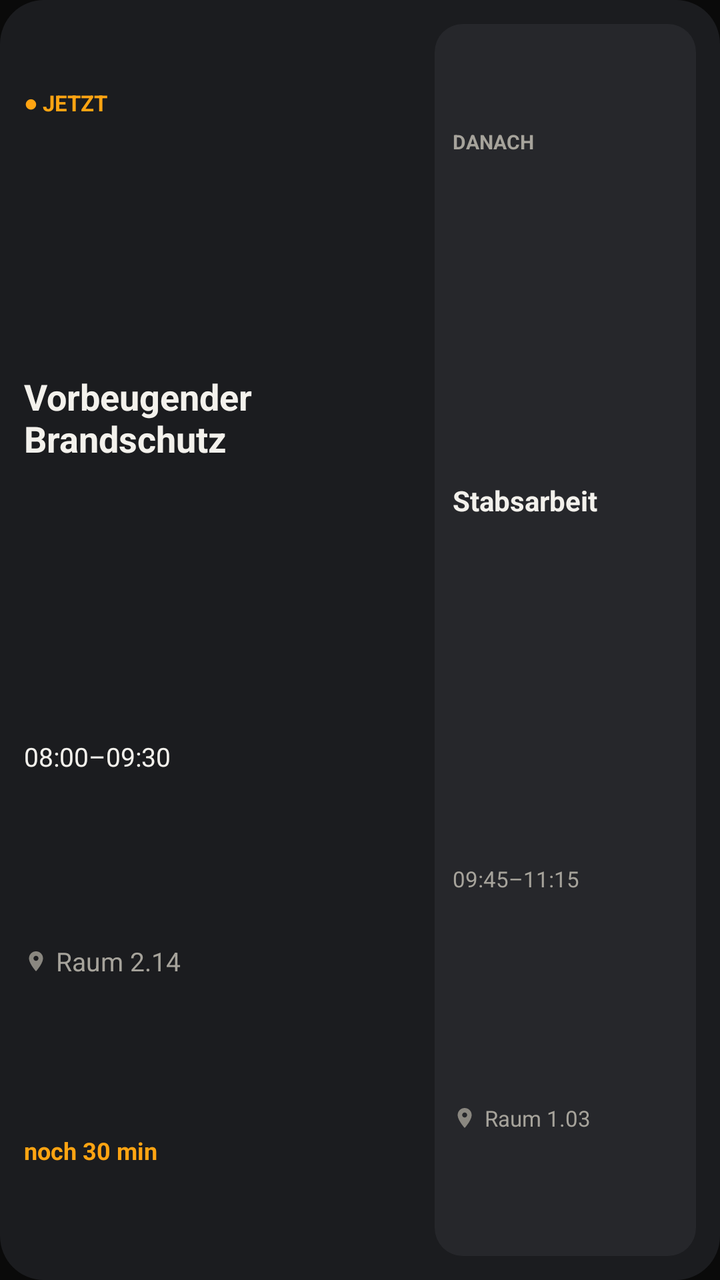
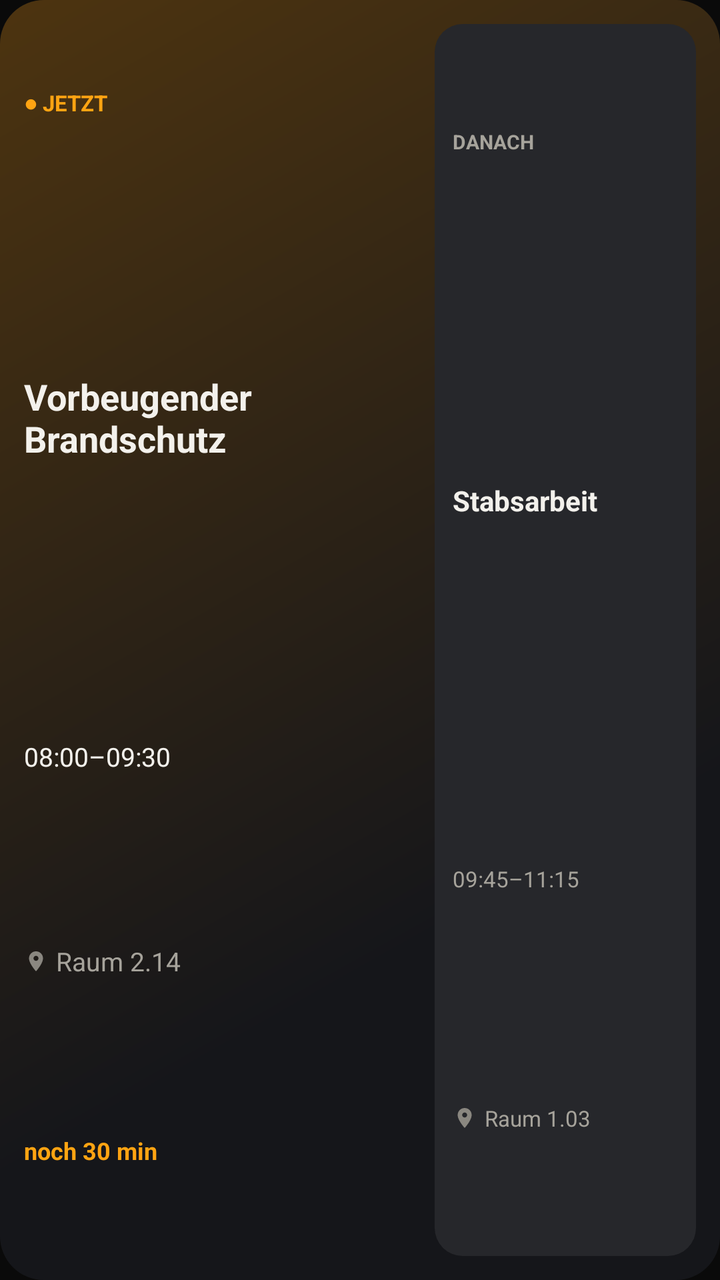

The first picture is an Android layout as it rendered before a commit; the second is the same layout after the commit. The layout source and the unified diff follow.
<!-- AndroidManifest.xml: application theme Theme.BVI -->
<!-- res/layout/widget_now.xml -->
<?xml version="1.0" encoding="utf-8"?>
<FrameLayout xmlns:android="http://schemas.android.com/apk/res/android"
    android:id="@+id/root" android:layout_width="match_parent" android:layout_height="match_parent">
  <ImageView android:id="@+id/bg" android:layout_width="match_parent" android:layout_height="match_parent" android:scaleType="fitXY" android:src="@drawable/w_bg" android:tint="#1B1C1F" android:importantForAccessibility="no"/>
  <LinearLayout android:layout_width="match_parent" android:layout_height="match_parent" android:orientation="horizontal" android:padding="12dp">
    <LinearLayout android:layout_width="0dp" android:layout_height="match_parent" android:layout_weight="1.5" android:orientation="vertical">
    <TextView
        android:id="@+id/eyebrow"
        android:layout_width="match_parent"
        android:layout_height="0dp"
        android:layout_weight="1.0"
        android:gravity="center_vertical"
        android:maxLines="1"
        android:ellipsize="end"
        android:text="● JETZT"
        android:textColor="#FFA412"
        android:textStyle="bold"
        android:textSize="11sp"
        android:autoSizeTextType="uniform"
        android:autoSizeMinTextSize="8sp"
        android:autoSizeMaxTextSize="11sp"/>
    <TextView
        android:id="@+id/title"
        android:layout_width="match_parent"
        android:layout_height="0dp"
        android:layout_weight="3.0"
        android:gravity="center_vertical"
        android:maxLines="2"
        android:ellipsize="end"
        android:text="Vorbeugender Brandschutz"
        android:textColor="#F3F1EC"
        android:textStyle="bold"
        android:textSize="18sp"
        android:autoSizeTextType="uniform"
        android:autoSizeMinTextSize="8sp"
        android:autoSizeMaxTextSize="18sp"/>
    <TextView
        android:id="@+id/range"
        android:layout_width="match_parent"
        android:layout_height="0dp"
        android:layout_weight="1.3"
        android:gravity="center_vertical"
        android:maxLines="1"
        android:ellipsize="end"
        android:text="08:00–09:30"
        android:textColor="#F3F1EC"
        android:textStyle="normal"
        android:textSize="13sp"
        android:autoSizeTextType="uniform"
        android:autoSizeMinTextSize="8sp"
        android:autoSizeMaxTextSize="13sp"/>
    <TextView
        android:id="@+id/room"
        android:layout_width="match_parent"
        android:layout_height="0dp"
        android:layout_weight="1.3"
        android:gravity="center_vertical"
        android:maxLines="1"
        android:ellipsize="end"
        android:text="Raum 2.14"
        android:textColor="#A6A39B"
        android:textStyle="normal"
        android:textSize="13sp"
        android:autoSizeTextType="uniform"
        android:autoSizeMinTextSize="8sp"
        android:autoSizeMaxTextSize="13sp"
        android:drawableStart="@drawable/ic_pin"
        android:drawablePadding="4dp"/>
    <TextView
        android:id="@+id/left"
        android:layout_width="match_parent"
        android:layout_height="0dp"
        android:layout_weight="1.1"
        android:gravity="center_vertical"
        android:maxLines="1"
        android:ellipsize="end"
        android:text="noch 30 min"
        android:textColor="#FFA412"
        android:textStyle="bold"
        android:textSize="12sp"
        android:autoSizeTextType="uniform"
        android:autoSizeMinTextSize="8sp"
        android:autoSizeMaxTextSize="12sp"/>
    <ImageView android:id="@+id/bar" android:layout_width="match_parent" android:layout_height="6dp" android:layout_marginTop="3dp" android:scaleType="fitXY" android:importantForAccessibility="no"/>
    </LinearLayout>
    <FrameLayout android:id="@+id/card" android:layout_width="0dp" android:layout_height="match_parent" android:layout_weight="1" android:layout_marginStart="10dp">
      <ImageView android:id="@+id/cardBg" android:layout_width="match_parent" android:layout_height="match_parent" android:scaleType="fitXY" android:src="@drawable/w_card" android:tint="#26272B" android:importantForAccessibility="no"/>
      <LinearLayout android:layout_width="match_parent" android:layout_height="match_parent" android:orientation="vertical" android:padding="9dp">
    <TextView
        android:id="@+id/afterLabel"
        android:layout_width="match_parent"
        android:layout_height="0dp"
        android:layout_weight="1.0"
        android:gravity="center_vertical"
        android:maxLines="1"
        android:ellipsize="end"
        android:text="DANACH"
        android:textColor="#A6A39B"
        android:textStyle="bold"
        android:textSize="10sp"
        android:autoSizeTextType="uniform"
        android:autoSizeMinTextSize="8sp"
        android:autoSizeMaxTextSize="10sp"/>
    <TextView
        android:id="@+id/afterTitle"
        android:layout_width="match_parent"
        android:layout_height="0dp"
        android:layout_weight="2.6"
        android:gravity="center_vertical"
        android:maxLines="2"
        android:ellipsize="end"
        android:text="Stabsarbeit"
        android:textColor="#F3F1EC"
        android:textStyle="bold"
        android:textSize="14sp"
        android:autoSizeTextType="uniform"
        android:autoSizeMinTextSize="8sp"
        android:autoSizeMaxTextSize="14sp"/>
    <TextView
        android:id="@+id/afterRange"
        android:layout_width="match_parent"
        android:layout_height="0dp"
        android:layout_weight="1.2"
        android:gravity="center_vertical"
        android:maxLines="1"
        android:ellipsize="end"
        android:text="09:45–11:15"
        android:textColor="#A6A39B"
        android:textStyle="normal"
        android:textSize="11sp"
        android:autoSizeTextType="uniform"
        android:autoSizeMinTextSize="8sp"
        android:autoSizeMaxTextSize="11sp"/>
    <TextView
        android:id="@+id/afterRoom"
        android:layout_width="match_parent"
        android:layout_height="0dp"
        android:layout_weight="1.2"
        android:gravity="center_vertical"
        android:maxLines="1"
        android:ellipsize="end"
        android:text="Raum 1.03"
        android:textColor="#A6A39B"
        android:textStyle="normal"
        android:textSize="11sp"
        android:autoSizeTextType="uniform"
        android:autoSizeMinTextSize="8sp"
        android:autoSizeMaxTextSize="11sp"
        android:drawableStart="@drawable/ic_pin"
        android:drawablePadding="4dp"/>
      </LinearLayout>
    </FrameLayout>
  </LinearLayout>
</FrameLayout>
<!-- resources referenced by this layout -->
<resources>
  <!-- drawable ic_pin (drawable) -->
  <?xml version="1.0" encoding="utf-8"?>
  <vector xmlns:android="http://schemas.android.com/apk/res/android"
      android:width="12dp" android:height="12dp" android:viewportWidth="24" android:viewportHeight="24">
      <path android:fillColor="#8A8780"
          android:pathData="M12,2C8.1,2 5,5.1 5,9c0,5.3 7,13 7,13s7,-7.7 7,-13c0,-3.9 -3.1,-7 -7,-7zM12,11.5c-1.4,0 -2.5,-1.1 -2.5,-2.5s1.1,-2.5 2.5,-2.5 2.5,1.1 2.5,2.5 -1.1,2.5 -2.5,2.5z"/>
  </vector>
  <!-- drawable w_bg (drawable) -->
  <?xml version="1.0" encoding="utf-8"?>
  <shape xmlns:android="http://schemas.android.com/apk/res/android" android:shape="rectangle">
      <solid android:color="#FFFFFF"/>
      <corners android:radius="22dp"/>
  </shape>
  <!-- drawable w_card (drawable) -->
  <?xml version="1.0" encoding="utf-8"?>
  <shape xmlns:android="http://schemas.android.com/apk/res/android" android:shape="rectangle">
      <solid android:color="#FFFFFF"/>
      <corners android:radius="14dp"/>
  </shape>
  <style name="Theme.BVI" parent="Theme.AppCompat.NoActionBar">
          <item name="android:windowBackground">@color/bvi_black</item>
          <item name="android:colorBackground">@color/bvi_black</item>
      </style>
  <color name="bvi_black">#0A0A0A</color>
</resources>

<!-- the commit's change to res/layout/widget_now.xml (unified diff, before → after) -->
@@ -1,8 +1,8 @@
 <?xml version="1.0" encoding="utf-8"?>
 <FrameLayout xmlns:android="http://schemas.android.com/apk/res/android"
     android:id="@+id/root" android:layout_width="match_parent" android:layout_height="match_parent">
-  <ImageView android:id="@+id/bg" android:layout_width="match_parent" android:layout_height="match_parent" android:scaleType="fitXY" android:src="@drawable/w_bg" android:tint="#1B1C1F" android:importantForAccessibility="no"/>
-  <LinearLayout android:layout_width="match_parent" android:layout_height="match_parent" android:orientation="horizontal" android:padding="12dp">
+  <ImageView android:id="@+id/bg" android:layout_width="match_parent" android:layout_height="match_parent" android:scaleType="fitXY" android:src="@drawable/w_bg_glass" android:importantForAccessibility="no"/>
+  <LinearLayout android:id="@+id/pad" android:layout_width="match_parent" android:layout_height="match_parent" android:orientation="horizontal" android:padding="12dp">
     <LinearLayout android:layout_width="0dp" android:layout_height="match_parent" android:layout_weight="1.5" android:orientation="vertical">
     <TextView
         android:id="@+id/eyebrow"
<!-- resource entries referenced after the edit -->
@@ -7,10 +7,10 @@
       <path android:fillColor="#8A8780"
           android:pathData="M12,2C8.1,2 5,5.1 5,9c0,5.3 7,13 7,13s7,-7.7 7,-13c0,-3.9 -3.1,-7 -7,-7zM12,11.5c-1.4,0 -2.5,-1.1 -2.5,-2.5s1.1,-2.5 2.5,-2.5 2.5,1.1 2.5,2.5 -1.1,2.5 -2.5,2.5z"/>
   </vector>
-  <!-- drawable w_bg (drawable) -->
+  <!-- drawable w_bg_glass (drawable) -->
   <?xml version="1.0" encoding="utf-8"?>
   <shape xmlns:android="http://schemas.android.com/apk/res/android" android:shape="rectangle">
-      <solid android:color="#FFFFFF"/>
+      <gradient android:angle="315" android:startColor="#4D3410" android:centerColor="#15161A" android:endColor="#15161A" android:centerX="0.7"/>
       <corners android:radius="22dp"/>
   </shape>
   <!-- drawable w_card (drawable) -->
